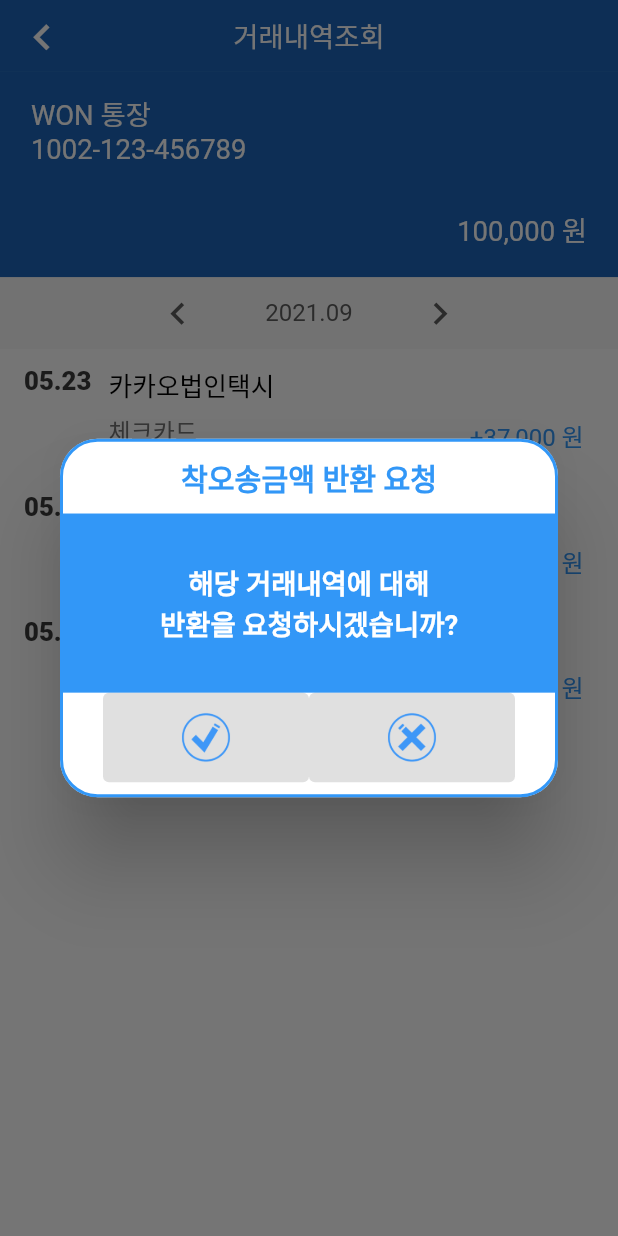
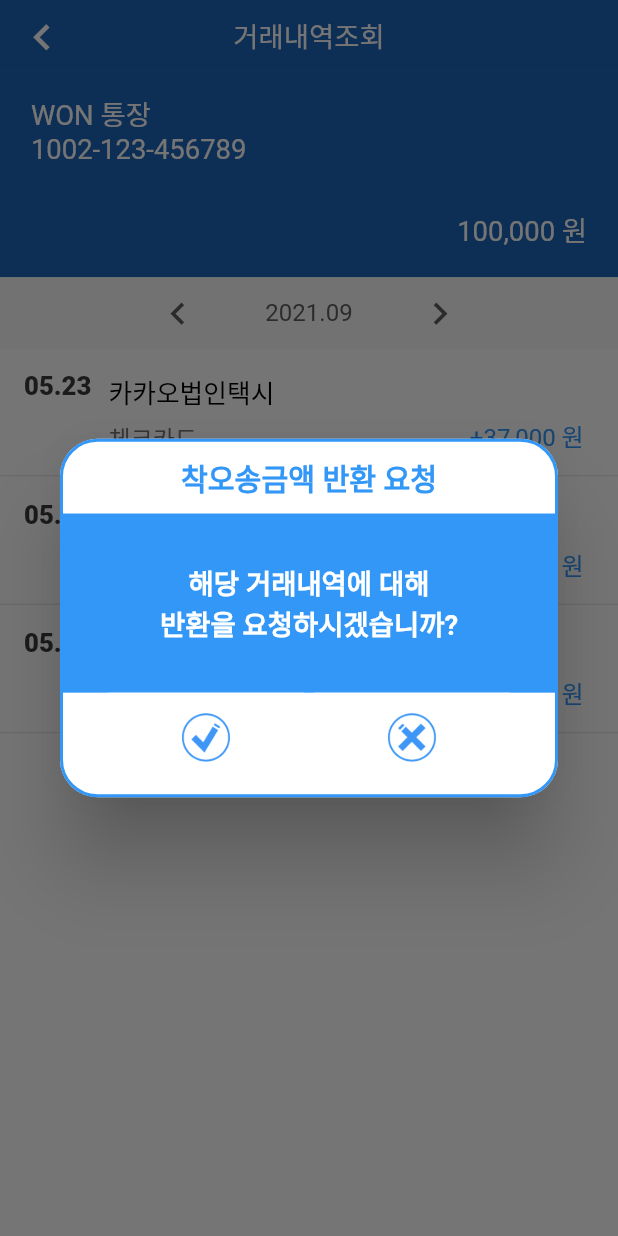
Before and after one commit to Wooribank-Error-Remittance/Front-End, a Flutter app: the AccountStatementPage screen opened directly, after a tap on "05.23", on a phone screen of 412 x 824 dp. Run offline on Flutter 3.47's test engine with Material 2 defaults, Android fonts, the phone set to English and light mode, and no system bars; our stand-ins replace firebase_auth, firebase_core, flutter_screenutil; missing offline and left inert: slide_button; accounts and stored records are empty.

Commit message:
[Fix] 계좌 페이지 UI 수정

```diff
--- a/lib/view/account_statement_page.dart
+++ b/lib/view/account_statement_page.dart
@@ -162,7 +162,9 @@ class _AccountStatementState extends State<AccountStatementPage> {
                 shrinkWrap: true,
                 itemCount: 3,
                 itemBuilder: (BuildContext context, int index) {
-                  return ElevatedButton(
+                  return Column(
+                    children: [
+                      ElevatedButton(
                         onPressed: () {
                           showDialog(
                             context: context,
@@ -195,7 +197,8 @@ class _AccountStatementState extends State<AccountStatementPage> {
                                               style: TextStyle(
                                                 color: Color(0xFF3297F7),
                                                 fontWeight: FontWeight.w600,
-                                            fontSize: ScreenUtil().setSp(17),
+                                                fontSize:
+                                                    ScreenUtil().setSp(17),
                                               ),
                                             ),
                                           ],
@@ -215,7 +218,8 @@ class _AccountStatementState extends State<AccountStatementPage> {
                                               style: TextStyle(
                                                 color: Colors.white,
                                                 fontWeight: FontWeight.w600,
-                                            fontSize: ScreenUtil().setSp(16),
+                                                fontSize:
+                                                    ScreenUtil().setSp(16),
                                               ),
                                             ),
                                           ],
@@ -228,25 +232,37 @@ class _AccountStatementState extends State<AccountStatementPage> {
                                               MainAxisAlignment.center,
                                           children: [
                                             SizedBox(
-                                          height:ScreenUtil().setHeight(50),
-                                          width:ScreenUtil().setWidth(120),
+                                              height:
+                                                  ScreenUtil().setHeight(50),
+                                              width: ScreenUtil().setWidth(120),
                                               child: ElevatedButton(
-                                            onPressed: null,
-                                            child:
-                                                Image.asset('assets/button_accept.png'),
+                                                onPressed: () {
+                                                  Navigator.pop(context);
+                                                },
+                                                child: Image.asset(
+                                                    'assets/button_accept.png'),
                                                 style: ElevatedButton.styleFrom(
+                                                  shadowColor:
+                                                      Colors.transparent,
+                                                  primary: Colors.white,
                                                   onSurface: Colors.white,
                                                 ),
                                               ),
                                             ),
                                             SizedBox(
-                                          height:ScreenUtil().setHeight(50),
-                                          width:ScreenUtil().setWidth(120),
+                                              height:
+                                                  ScreenUtil().setHeight(50),
+                                              width: ScreenUtil().setWidth(120),
                                               child: ElevatedButton(
-                                            onPressed: null,
-                                            child:
-                                            Image.asset('assets/button_decline.png'),
+                                                onPressed: () {
+                                                  Navigator.pop(context);
+                                                },
+                                                child: Image.asset(
+                                                    'assets/button_decline.png'),
                                                 style: ElevatedButton.styleFrom(
+                                                  shadowColor:
+                                                      Colors.transparent,
+                                                  primary: Colors.white,
                                                   onSurface: Colors.white,
                                                 ),
                                               ),
@@ -265,9 +281,12 @@ class _AccountStatementState extends State<AccountStatementPage> {
                           mainAxisAlignment: MainAxisAlignment.start,
                           children: [
                             Column(
-                          mainAxisAlignment: MainAxisAlignment.spaceBetween,
+                              mainAxisAlignment: MainAxisAlignment.start,
                               crossAxisAlignment: CrossAxisAlignment.start,
                               children: [
+                                SizedBox(
+                                  height: ScreenUtil().setHeight(3),
+                                ),
                                 Text(
                                   '05.23',
                                   style: TextStyle(
@@ -284,6 +303,9 @@ class _AccountStatementState extends State<AccountStatementPage> {
                             Column(
                               crossAxisAlignment: CrossAxisAlignment.start,
                               children: [
+                                SizedBox(
+                                  height: ScreenUtil().setHeight(4),
+                                ),
                                 Text(
                                   '카카오법인택시',
                                   style: TextStyle(
@@ -340,6 +362,12 @@ class _AccountStatementState extends State<AccountStatementPage> {
                               Size(double.infinity, ScreenUtil().setHeight(70)),
                           primary: Colors.white, // background
                         ),
+                      ),
+                      Divider(
+                        height: 2,
+                        color: Color(0xFFE2DFDF),
+                      ),
+                    ],
                   );
                 },
               ),
```
Also changed, not shown: lib/view/account_list_page.dart (+4 -3 lines). Lines whose indentation alone changed are shown as unchanged.
